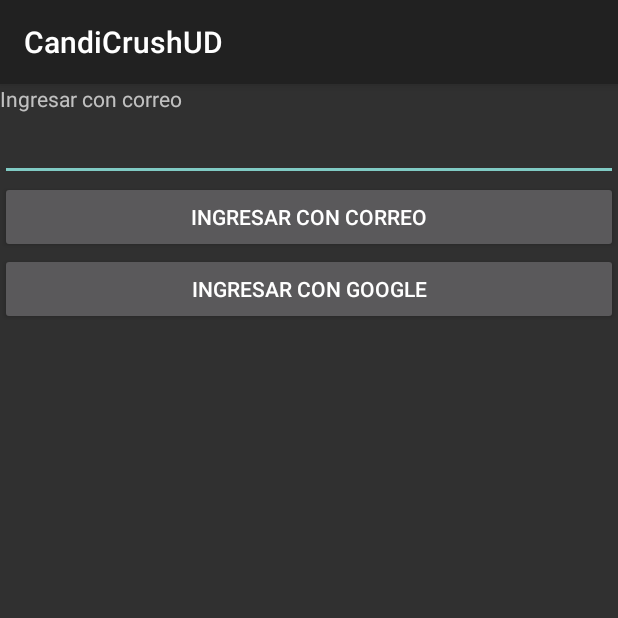
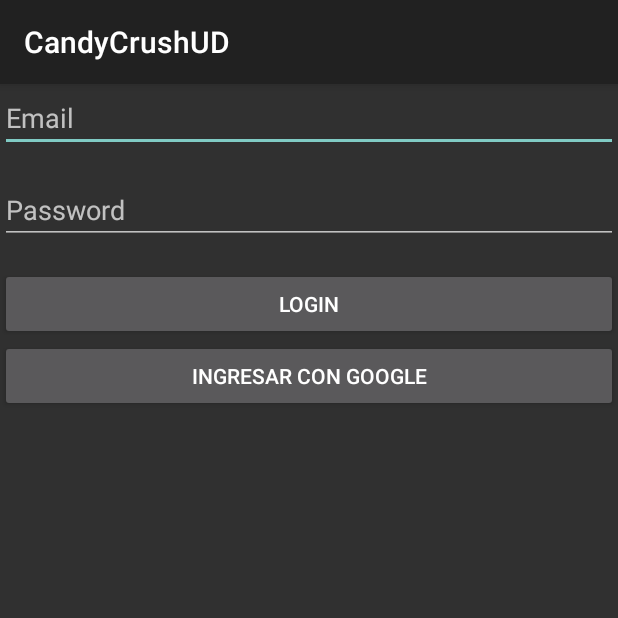
Before and after one commit to jehr-ud/components-2023-2, an Android app built with Jetpack Compose: the screen it shows after launch (LoginActivity), on a phone screen of 412 x 824 dp, the top half of it. Run offline under Robolectric (Android 15) with nearby library versions, the phone set to English and light mode, and no system bars; our stand-ins replace Firebase (no records; nobody signed in at launch, a user with empty details on screens opened directly).

```diff
--- a/candicrush/app/build.gradle.kts
+++ b/candicrush/app/build.gradle.kts
@@ -76,4 +76,5 @@
     implementation(platform("com.google.firebase:firebase-bom:32.3.1"))
     implementation("com.google.firebase:firebase-auth-ktx")
     implementation("com.google.firebase:firebase-database-ktx")
+    implementation("org.jetbrains.kotlin:kotlin-reflect:1.5.21")
 }
--- a/candicrush/app/src/main/java/com/ud/candicrushud/model/Player.kt
+++ b/candicrush/app/src/main/java/com/ud/candicrushud/model/Player.kt
@@ -1,3 +1,7 @@
 package com.ud.candicrushud.model
 
-data class Player (var name: String?, var uid: String, var points: Int = 0)
+data class Player (
+    var name: String? = "",
+    var uid: String = "",
+    var points: Int = 0
+)
--- a/candicrush/app/src/main/res/layout/activity_home.xml
+++ b/candicrush/app/src/main/res/layout/activity_home.xml
@@ -14,24 +14,27 @@
         android:orientation="vertical"
         app:layout_goneMarginTop="20dp">
 
-        <TextView
-            android:id="@+id/textView2"
+        <EditText
+            android:id="@+id/emailEditText"
             android:layout_width="match_parent"
             android:layout_height="wrap_content"
-            android:text="@string/btn_signin_email" />
+            android:hint="Email"
+            android:inputType="textEmailAddress"
+            android:layout_marginBottom="16dp"/>
 
         <EditText
-            android:id="@+id/editTextEmail"
+            android:id="@+id/passwordEditText"
             android:layout_width="match_parent"
             android:layout_height="wrap_content"
-            android:ems="10"
-            android:inputType="text" />
+            android:hint="Password"
+            android:inputType="textPassword"
+            android:layout_marginBottom="16dp"/>
 
         <Button
-            android:id="@+id/btnLoginEmail"
+            android:id="@+id/loginButton"
             android:layout_width="match_parent"
             android:layout_height="wrap_content"
-            android:text="@string/btn_signin_email" />
+            android:text="Login"/>
 
         <Button
             android:id="@+id/btnPlayHome"
--- a/candicrush/app/src/main/res/values/strings.xml
+++ b/candicrush/app/src/main/res/values/strings.xml
@@ -1,5 +1,5 @@
 <resources>
-    <string name="app_name">CandiCrushUD</string>
+    <string name="app_name">CandyCrushUD</string>
 
     <string name="txtview_name_home">Nombre de usuario</string>
     <string name="btn_signin_google">Ingresar con Google</string>
```
Also changed, not shown: candicrush/app/src/main/java/com/ud/candicrushud/CreationGameActivity.kt (+60 -15 lines), candicrush/app/src/main/java/com/ud/candicrushud/LoginActivity.kt (+27 -3 lines), candicrush/app/src/main/java/com/ud/candicrushud/model/Game.kt (+5 -5 lines).
